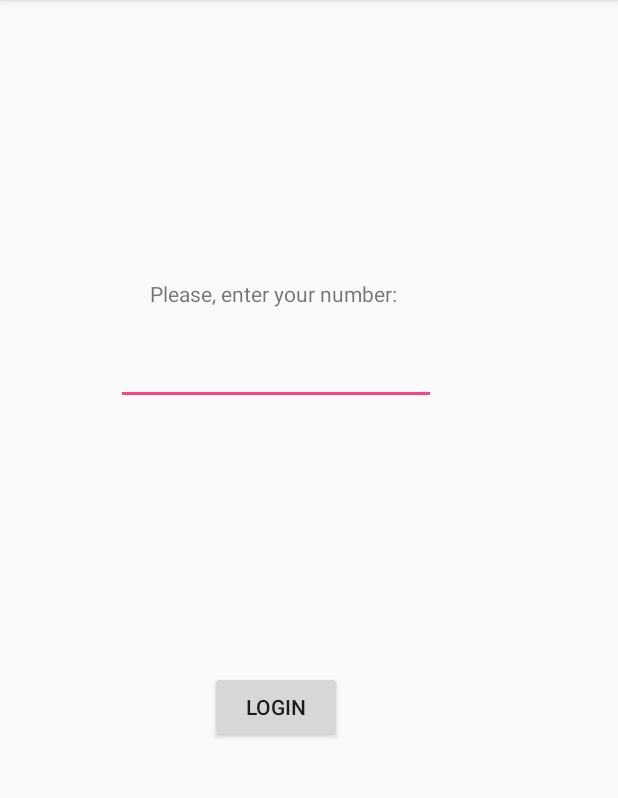
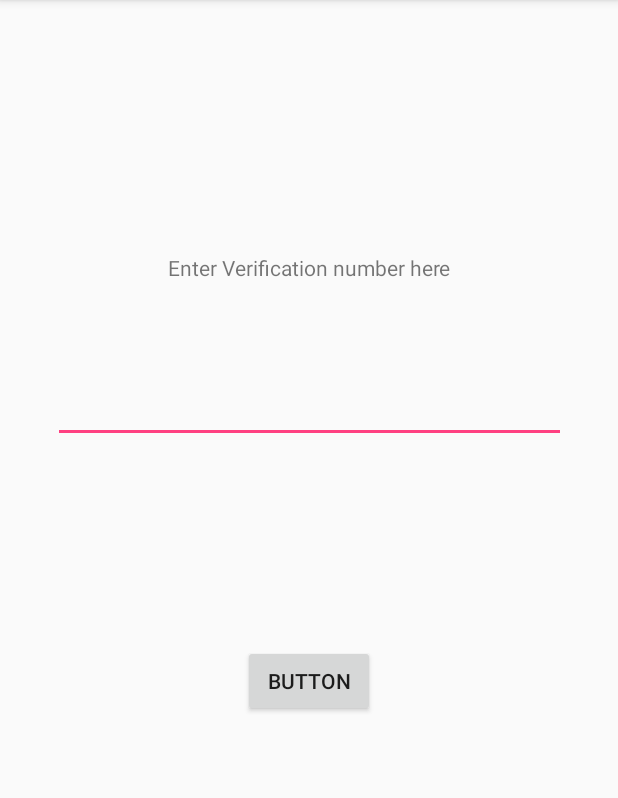
Before and after one commit to IradaMaheramova/RedCarpet, an Android app: the LogInActivity screen opened directly, with no data from a screen before it, after a tap on "LOGIN", on a phone screen of 412 x 824 dp, the part 84-882 px from its top. Run offline under Robolectric (Android 15) with nearby library versions, the phone set to English and light mode, and no system bars; 4 statements that could not run were skipped.

Commit message:
sms verification

```diff
--- a/RedCarped/app/build.gradle
+++ b/RedCarped/app/build.gradle
@@ -24,13 +24,13 @@ dependencies {
     androidTestCompile('com.android.support.test.espresso:espresso-core:2.2.2', {
         exclude group: 'com.android.support', module: 'support-annotations'
     })
-    compile 'com.android.support:appcompat-v7:25.3.1'
-    compile 'com.android.support:design:25.3.1'
-    compile 'com.android.support.constraint:constraint-layout:1.0.2'
 
     compile files('libs/apache-httpcomponents-httpcore.jar')
     compile files('libs/httpclient-4.0.3.jar')
 
 
+    compile 'com.android.support:appcompat-v7:25.3.1'
+    compile 'com.android.support:design:25.3.1'
+    compile 'com.android.support.constraint:constraint-layout:1.0.2'
     testCompile 'junit:junit:4.12'
 }
--- a/RedCarped/app/src/main/AndroidManifest.xml
+++ b/RedCarped/app/src/main/AndroidManifest.xml
@@ -1,6 +1,7 @@
 <?xml version="1.0" encoding="utf-8"?>
 <manifest xmlns:android="http://schemas.android.com/apk/res/android"
     package="com.example.irada.redcarped">
+
     <uses-permission android:name="android.permission.INTERNET" />
     <uses-permission android:name="android.permission.SEND_SMS" />
     <uses-permission android:name="android.permission.RECEIVE_SMS" />
@@ -27,7 +28,9 @@
         <activity android:name=".ContactsActivity" />
         <activity android:name=".NewUserActivity" />
         <activity android:name=".LogInActivity" />
-        <activity android:name=".SignInActivity"></activity>
+        <activity android:name=".SignInActivity" />
+        <activity android:name=".Verification" />
+        <activity android:name=".NewParty"></activity>
     </application>
 
 </manifest>
--- a/RedCarped/app/src/main/java/com/example/irada/redcarped/LogInActivity.java
+++ b/RedCarped/app/src/main/java/com/example/irada/redcarped/LogInActivity.java
@@ -1,13 +1,153 @@
 package com.example.irada.redcarped;
 
+import android.app.Activity;
+import android.app.PendingIntent;
+import android.content.BroadcastReceiver;
+import android.content.Context;
+import android.content.Intent;
+import android.content.IntentFilter;
+import android.os.AsyncTask;
 import android.support.v7.app.AppCompatActivity;
 import android.os.Bundle;
+import android.telephony.SmsManager;
+import android.telephony.SmsMessage;
+import android.view.View;
+import android.widget.EditText;
+import android.widget.Toast;
+
+import org.json.JSONArray;
+import org.json.JSONException;
+import org.json.JSONObject;
 
 public class LogInActivity extends AppCompatActivity {
 
+    EditText usernumber;
+    String number;
+    int verif;
     @Override
     protected void onCreate(Bundle savedInstanceState) {
         super.onCreate(savedInstanceState);
         setContentView(R.layout.log_in);
+        usernumber= (EditText) findViewById(R.id.editText);
+        verif=(int) ((Math.random()*19900)+10000);
+    }
+    public void verification (View view)
+    {
+        number=usernumber.getText().toString();
+        new LogInActivity.loginat().execute(new ApiConnector());
+    }
+
+
+    private class loginat extends AsyncTask<ApiConnector,Long,JSONArray>
+    {
+        @Override
+        protected JSONArray doInBackground(ApiConnector... params) {
+            return params[0].login(number);
+        }
+
+        @Override
+        protected void onPostExecute(JSONArray jsonArray) {
+            SetUserInformation(jsonArray);
+
+        }
+    }
+
+    private void sendSMS(String phoneNumber, int message)
+    {
+        String SENT = "SMS_SENT";
+        String DELIVERED = "SMS_DELIVERED";
+
+        PendingIntent sentPI = PendingIntent.getBroadcast(this, 0,
+                new Intent(SENT), 0);
+
+        PendingIntent deliveredPI = PendingIntent.getBroadcast(this, 0,
+                new Intent(DELIVERED), 0);
+
+        registerReceiver(new BroadcastReceiver(){
+            @Override
+            public void onReceive(Context arg0, Intent arg1) {
+                switch (getResultCode())
+                {
+                    case Activity.RESULT_OK:
+                        Toast.makeText(getBaseContext(), "SMS sent",
+                                Toast.LENGTH_SHORT).show();
+                        break;
+                    case SmsManager.RESULT_ERROR_GENERIC_FAILURE:
+                        Toast.makeText(getBaseContext(), "Generic failure",
+                                Toast.LENGTH_SHORT).show();
+                        break;
+                    case SmsManager.RESULT_ERROR_NO_SERVICE:
+                        Toast.makeText(getBaseContext(), "No service",
+                                Toast.LENGTH_SHORT).show();
+                        break;
+                    case SmsManager.RESULT_ERROR_NULL_PDU:
+                        Toast.makeText(getBaseContext(), "Null PDU",
+                                Toast.LENGTH_SHORT).show();
+                        break;
+                    case SmsManager.RESULT_ERROR_RADIO_OFF:
+                        Toast.makeText(getBaseContext(), "Radio off",
+                                Toast.LENGTH_SHORT).show();
+                        break;
+                }
+            }
+        }, new IntentFilter(SENT));
+
+        //---when the SMS has been delivered---
+        registerReceiver(new BroadcastReceiver(){
+            @Override
+            public void onReceive(Context arg0, Intent arg1) {
+                switch (getResultCode())
+                {
+                    case Activity.RESULT_OK:
+                        Toast.makeText(getBaseContext(), "SMS delivered",
+                                Toast.LENGTH_SHORT).show();
+                        break;
+                    case Activity.RESULT_CANCELED:
+                        Toast.makeText(getBaseContext(), "SMS not delivered",
+                                Toast.LENGTH_SHORT).show();
+                        break;
+                }
+            }
+        }, new IntentFilter(DELIVERED));
+
+        IntentFilter intentFilter = new IntentFilter("android.provider.Telephony.SMS_RECEIVED");
+        registerReceiver(new BroadcastReceiver() {
+            @Override
+            public void onReceive(Context context, Intent intent) {
+                Toast.makeText(getBaseContext(), "SMS RECEIVED",
+                        Toast.LENGTH_SHORT).show();
+
+                Bundle extras = intent.getExtras();
+                if (extras == null)
+                    return;
+
+                Object[] pdus = (Object[]) extras.get("pdus");
+                SmsMessage msg = SmsMessage.createFromPdu((byte[]) pdus[0]);
+                String origNumber = msg.getOriginatingAddress();
+                String msgBody = msg.getMessageBody();
+                // Now one can just match the msgBody with the expected
+                // confirmation code for example.
+            }
+        }, intentFilter);
+
+        SmsManager sms = SmsManager.getDefault();
+        sms.sendTextMessage(phoneNumber, null, String.valueOf(message), sentPI, deliveredPI);
+    }
+    public void SetUserInformation(JSONArray jsonArray)
+    {
+        try {
+            JSONObject jsonObject = jsonArray.getJSONObject(0);
+            Intent intent = new Intent(this,Verification.class);
+            intent.putExtra("id",jsonObject.getString("id"));
+            intent.putExtra("name",jsonObject.getString("name"));
+            intent.putExtra("number",number);
+
+            sendSMS(number,verif);
+            intent.putExtra("verif",verif);
+            startActivity(intent);
+
+        } catch (JSONException e) {
+            e.printStackTrace();
+        }
     }
 }
--- /dev/null
+++ b/RedCarped/app/src/main/java/com/example/irada/redcarped/Verification.java
@@ -0,0 +1,55 @@
+package com.example.irada.redcarped;
+
+import android.content.Intent;
+import android.content.SharedPreferences;
+import android.support.v7.app.AppCompatActivity;
+import android.os.Bundle;
+import android.view.View;
+import android.widget.EditText;
+import android.widget.Toast;
+
+public class Verification extends AppCompatActivity {
+    EditText editText;
+    SharedPreferences user_data;
+    String SharedPreferencesname="user_data";
+    String spnumber="number";
+    String spname="name";
+    String spid="id";
+
+
+    @Override
+    protected void onCreate(Bundle savedInstanceState) {
+        super.onCreate(savedInstanceState);
+        setContentView(R.layout.activity_verification);
+        editText = (EditText) findViewById(R.id.editText3);
+        user_data=getSharedPreferences(SharedPreferencesname,MODE_PRIVATE);
+    }
+
+
+
+
+    public void verify(View view)
+    {
+        String vernumber= editText.getText().toString();
+        Intent intent = getIntent();
+        String id = intent.getStringExtra("id");
+        String name = intent.getStringExtra("name");
+        String verif = intent.getStringExtra("verif");
+        String number = intent.getStringExtra("number");
+        if(vernumber.equals(verif)) {
+            SharedPreferences.Editor user_datasp = user_data.edit();
+            user_datasp.putString(spname, name);
+            user_datasp.putInt(spid, Integer.valueOf(id));
+            user_datasp.putString(spnumber, number);
+            if(!user_datasp.commit())
+            {
+                Toast.makeText(getApplicationContext(),"Something goes wrong : Please try again",Toast.LENGTH_SHORT).show();
+
+            }
+        }
+
+        Intent go = new Intent(this,MainActivity.class);
+        startActivity(go);
+        // TODO: 1/8/2018  nael inchi chi qcum ps-i mej u qcel psi mej, hima inq@ uxarki texapoxum a main u prc
+    }
+}
--- /dev/null
+++ b/RedCarped/app/src/main/res/layout/activity_verification.xml
@@ -0,0 +1,58 @@
+<?xml version="1.0" encoding="utf-8"?>
+<android.support.constraint.ConstraintLayout xmlns:android="http://schemas.android.com/apk/res/android"
+    xmlns:app="http://schemas.android.com/apk/res-auto"
+    xmlns:tools="http://schemas.android.com/tools"
+    android:layout_width="match_parent"
+    android:layout_height="match_parent"
+    tools:context="com.example.irada.redcarped.Verification">
+
+    <EditText
+        android:id="@+id/editText3"
+        android:layout_width="342dp"
+        android:layout_height="45dp"
+        android:ems="10"
+        android:inputType="number"
+        android:text=""
+        app:layout_constraintTop_toTopOf="parent"
+        android:layout_marginTop="8dp"
+        android:layout_marginLeft="8dp"
+        app:layout_constraintLeft_toLeftOf="parent"
+        android:layout_marginRight="8dp"
+        app:layout_constraintRight_toRightOf="parent"
+        app:layout_constraintBottom_toBottomOf="parent"
+        android:layout_marginBottom="8dp"
+        app:layout_constraintHorizontal_bias="0.503"
+        app:layout_constraintVertical_bias="0.342"
+        />
+
+    <Button
+        android:id="@+id/button5"
+        android:layout_width="wrap_content"
+        android:layout_height="wrap_content"
+        android:text="Button"
+        android:layout_marginRight="8dp"
+        app:layout_constraintRight_toRightOf="parent"
+        android:layout_marginLeft="8dp"
+        app:layout_constraintLeft_toLeftOf="parent"
+        app:layout_constraintBottom_toBottomOf="parent"
+        android:layout_marginBottom="8dp"
+        app:layout_constraintTop_toTopOf="parent"
+        android:layout_marginTop="8dp"
+        app:layout_constraintVertical_bias="0.599"
+        android:onClick="verify"/>
+
+    <TextView
+        android:id="@+id/textView6"
+        android:layout_width="wrap_content"
+        android:layout_height="wrap_content"
+        android:text="Enter Verification number here"
+        app:layout_constraintTop_toTopOf="parent"
+        android:layout_marginTop="8dp"
+        app:layout_constraintBottom_toBottomOf="parent"
+        android:layout_marginBottom="8dp"
+        app:layout_constraintVertical_bias="0.219"
+        android:layout_marginRight="8dp"
+        app:layout_constraintRight_toRightOf="parent"
+        android:layout_marginLeft="8dp"
+        app:layout_constraintLeft_toLeftOf="parent" />
+</android.support.constraint.ConstraintLayout>
--- a/RedCarped/app/src/main/res/layout/log_in.xml
+++ b/RedCarped/app/src/main/res/layout/log_in.xml
@@ -9,7 +9,7 @@
     <RelativeLayout
         android:layout_width="368dp"
         android:layout_height="495dp"
-        tools:layout_editor_absoluteX="6dp"
+        tools:layout_editor_absoluteX="8dp"
         tools:layout_editor_absoluteY="8dp">
 
         <Button
@@ -18,10 +18,10 @@
             android:layout_height="wrap_content"
             android:layout_alignParentBottom="true"
             android:layout_centerHorizontal="true"
+            android:onClick="verification"
             android:text="LogIn"
             tools:layout_editor_absoluteX="98dp"
-            tools:layout_editor_absoluteY="205dp"
-            android:onClick="verification"/>
+            tools:layout_editor_absoluteY="205dp" />
 
         <EditText
             android:id="@+id/editText"
--- a/RedCarped/app/src/main/res/menu/activity_main_drawer.xml
+++ b/RedCarped/app/src/main/res/menu/activity_main_drawer.xml
@@ -14,6 +14,10 @@
             android:id="@+id/contacts"
             android:icon="@drawable/ic_menu_slideshow"
             android:title="Contacts" />
+        <item
+            android:id="@+id/newparty"
+            android:icon="@drawable/ic_menu_slideshow"
+            android:title="New party" />
     </group>
 
     <item android:title="Communicate">
--- /dev/null
+++ b/RedCarped/settings.gradle
@@ -0,0 +1 @@
+include ':app'
```
Also changed, not shown: RedCarped/app/src/main/java/com/example/irada/redcarped/ApiConnector.java (+14 -27 lines), RedCarped/app/src/main/java/com/example/irada/redcarped/MainActivity.java (+7 -1 lines), RedCarped/app/src/main/java/com/example/irada/redcarped/NewParty.java (added, +178 -0 lines), RedCarped/app/src/main/res/layout/activity_new_party.xml (added, +88 -0 lines), RedCarped/build.gradle (added, +23 -0 lines), RedCarped/gradle.properties (added, +17 -0 lines), RedCarped/gradle/wrapper/gradle-wrapper.properties (added), 4 other files.
